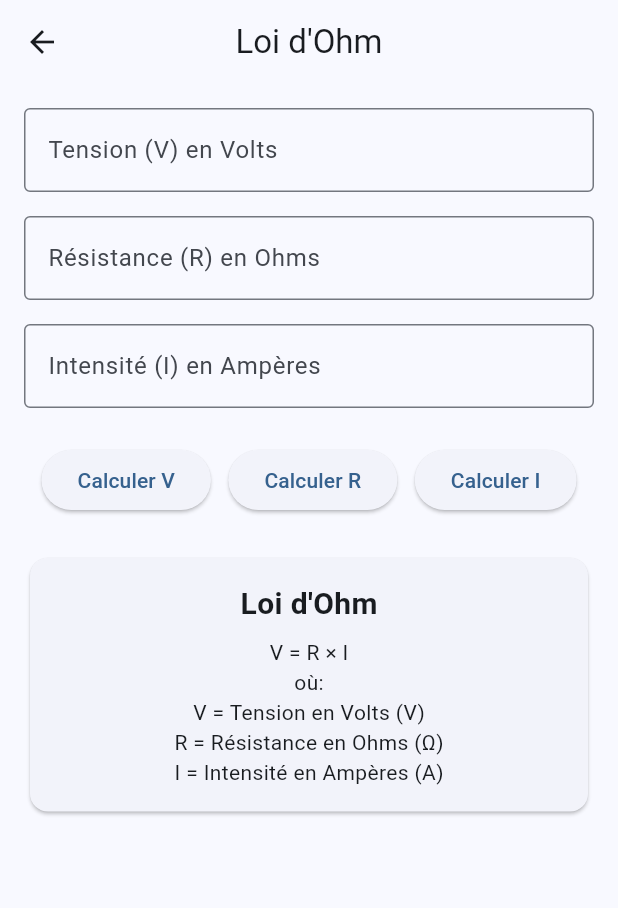
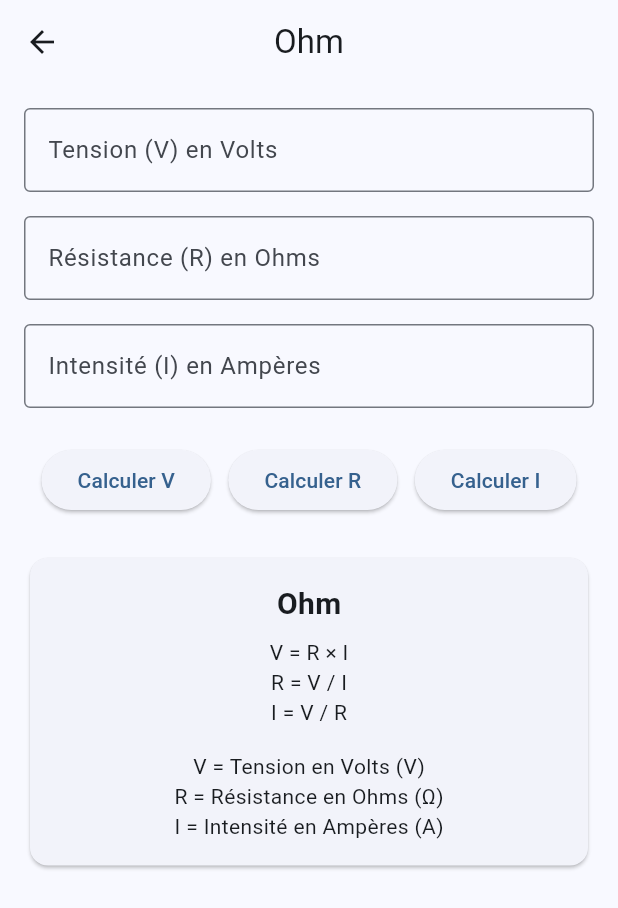
Before and after one commit to abod8639/Ohm_Color, a Flutter app: the OhmLowPage screen opened directly, on a phone screen of 412 x 824 dp. Shown: the top 908 px of the screen. Run offline on Flutter 3.47's test engine with Material 3 defaults, Android fonts, the phone set to English and light mode, and no system bars; our stand-ins replace get, toggle_switch; statements that could not run were skipped.

Commit message:
fix diget

```diff
--- a/lib/main.dart
+++ b/lib/main.dart
@@ -1,6 +1,6 @@
 import 'package:flutter/material.dart';
 import 'package:get/get.dart';
-import 'package:ohm_color/view/page/ohm_low.dart';
+import 'package:ohm_color/view/page/ohm_deget.dart';
 
 void main() {
   runApp(const MyApp());
@@ -19,7 +19,7 @@ class MyApp extends StatelessWidget {
         useMaterial3: true,
       ),
       darkTheme: ThemeData.dark(useMaterial3: true),
-      home: const OhmLowPage(),
+      home: const Homepage(),
     );
   }
 }
--- a/lib/view/page/ohm_low.dart
+++ b/lib/view/page/ohm_low.dart
@@ -68,7 +68,7 @@ class _OhmLowPageState extends State<OhmLowPage> {
   @override
   Widget build(BuildContext context) {
     return Scaffold(
-      appBar: AppBar(centerTitle: true, title: const Text('Loi d\'Ohm')),
+      appBar: AppBar(centerTitle: true, title: const Text('Ohm')),
       body: SingleChildScrollView(
         padding: const EdgeInsets.all(16.0),
         child: Column(
@@ -136,7 +136,7 @@ class _OhmLowPageState extends State<OhmLowPage> {
                 child: Column(
                   children: [
                     Text(
-                      'Loi d\'Ohm',
+                      'Ohm',
                       style: TextStyle(
                         fontSize: 20,
                         fontWeight: FontWeight.bold,
@@ -144,7 +144,9 @@ class _OhmLowPageState extends State<OhmLowPage> {
                     ),
                     SizedBox(height: 8),
                     Text('V = R × I'),
-                    Text('où:'),
+                    Text('R = V / I'),
+                    Text('I = V / R'),
+                    SizedBox(height: 16),
                     Text('V = Tension en Volts (V)'),
                     Text('R = Résistance en Ohms (Ω)'),
                     Text('I = Intensité en Ampères (A)'),
--- a/lib/view/widget/customImage.dart
+++ b/lib/view/widget/customImage.dart
@@ -57,7 +57,7 @@ Widget CustomImage(OhmCalculatorController controller) {
             left: 157.0,
             child: Container(
               width: 17,
-              height: 54,
+              height: 54.5,
               color:
                   controller.colorCodes[controller
                           .multiplierBand
--- a/lib/view/widget/mydrawer.dart
+++ b/lib/view/widget/mydrawer.dart
@@ -12,6 +12,7 @@ class Mydrawer extends StatelessWidget {
   Widget build(BuildContext context) {
     return Drawer(
       width: 250,
+      child: SafeArea(
         child: Column(
           children: [
             ListTile(
@@ -59,6 +60,7 @@ class Mydrawer extends StatelessWidget {
             const SizedBox(height: 50),
           ],
         ),
+      ),
     );
   }
 }
--- a/pubspec.yaml
+++ b/pubspec.yaml
@@ -66,6 +66,7 @@ flutter:
   assets:
     - assets/image/
     - assets/icon/
+    # - assets/icon/ohm.png
   #   - images/a_dot_ham.jpeg
 
   # An image asset can refer to one or more resolution-specific "variants", see
@@ -96,4 +97,4 @@ flutter:
 
 flutter_launcher_icons:
   android: "launcher_icon"
-  image_path: "assets/icon/ohm.png"
+  image_path: "assets/icon/icon.png"
```
Also changed, not shown: assets/icon/icon.png (renamed from assets/icon/ohm.png), 30 other files. Lines whose indentation alone changed are shown as unchanged.
